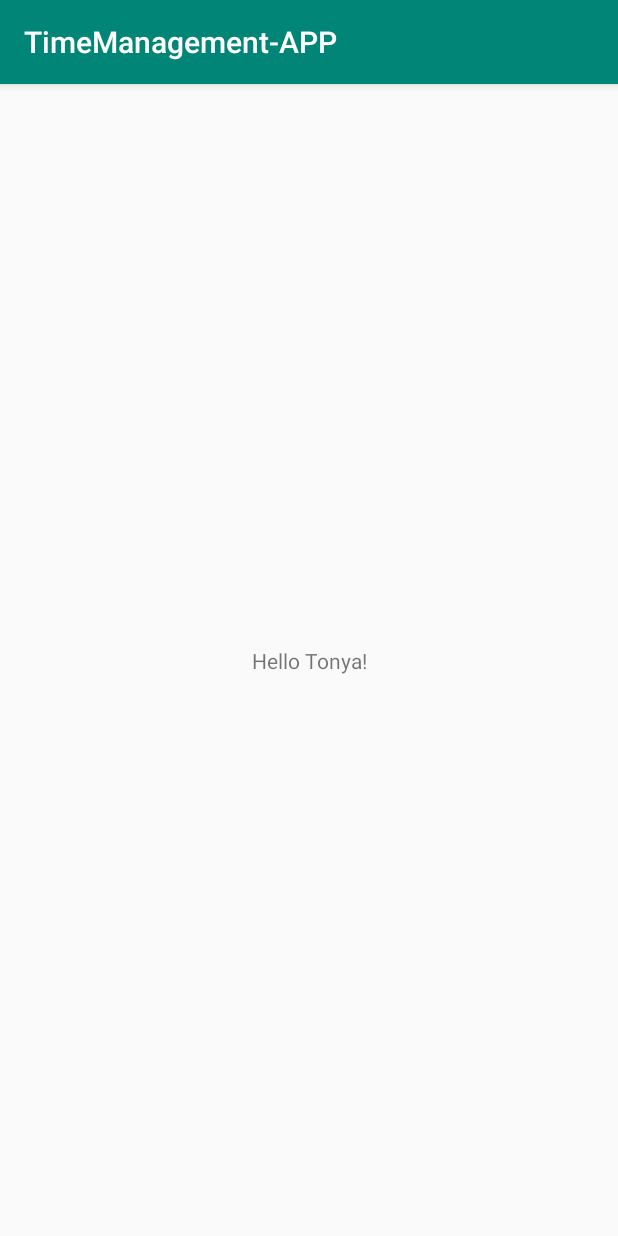
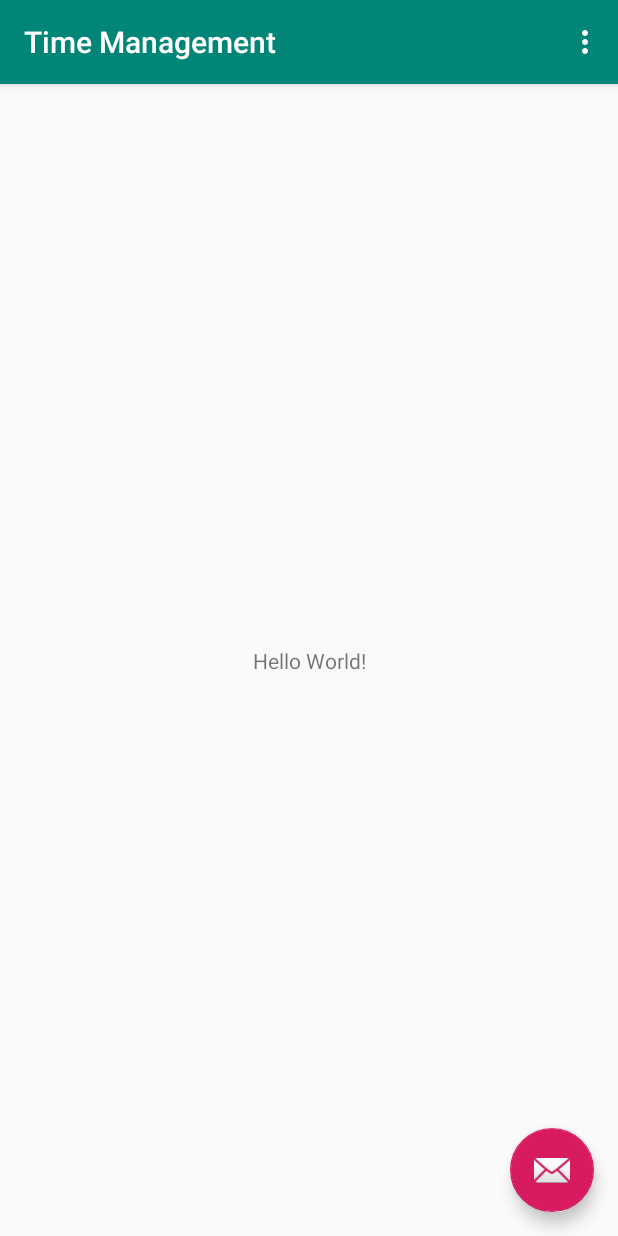
Before and after one commit to Gingerbread1213/Performance-Task, an Android app: the screen it shows after launch (MainActivity), on a phone screen of 412 x 824 dp. Run offline under Robolectric (Android 15) with nearby library versions, the phone set to English and light mode, and no system bars.

Commit message:
Initial commit

```diff
--- a/app/build.gradle
+++ b/app/build.gradle
@@ -4,7 +4,7 @@
     compileSdkVersion 29
     buildToolsVersion "29.0.2"
     defaultConfig {
-        applicationId "com.stem_project.timemanagement_app"
+        applicationId "org.erhs.stem.project.time_management"
         minSdkVersion 14
         targetSdkVersion 29
         versionCode 1
@@ -23,6 +23,7 @@
     implementation fileTree(dir: 'libs', include: ['*.jar'])
     implementation 'androidx.appcompat:appcompat:1.0.2'
     implementation 'androidx.constraintlayout:constraintlayout:1.1.3'
+    implementation 'com.google.android.material:material:1.0.0'
     testImplementation 'junit:junit:4.12'
     androidTestImplementation 'androidx.test.ext:junit:1.1.0'
     androidTestImplementation 'androidx.test.espresso:espresso-core:3.1.1'
--- /dev/null
+++ b/app/src/main/java/org/erhs/stem/project/time_management/MainActivity.java
@@ -0,0 +1,55 @@
+package org.erhs.stem.project.time_management;
+
+import android.os.Bundle;
+
+import com.google.android.material.floatingactionbutton.FloatingActionButton;
+import com.google.android.material.snackbar.Snackbar;
+
+import androidx.appcompat.app.AppCompatActivity;
+import androidx.appcompat.widget.Toolbar;
+
+import android.view.View;
+import android.view.Menu;
+import android.view.MenuItem;
+
+public class MainActivity extends AppCompatActivity {
+
+    @Override
+    protected void onCreate(Bundle savedInstanceState) {
+        super.onCreate(savedInstanceState);
+        setContentView(R.layout.activity_main);
+        Toolbar toolbar = findViewById(R.id.toolbar);
+        setSupportActionBar(toolbar);
+
+        FloatingActionButton fab = findViewById(R.id.fab);
+        fab.setOnClickListener(new View.OnClickListener() {
+            @Override
+            public void onClick(View view) {
+                Snackbar.make(view, "Replace with your own action", Snackbar.LENGTH_LONG)
+                        .setAction("Action", null).show();
+            }
+        });
+    }
+
+    @Override
+    public boolean onCreateOptionsMenu(Menu menu) {
+        // Inflate the menu; this adds items to the action bar if it is present.
+        getMenuInflater().inflate(R.menu.menu_main, menu);
+        return true;
+    }
+
+    @Override
+    public boolean onOptionsItemSelected(MenuItem item) {
+        // Handle action bar item clicks here. The action bar will
+        // automatically handle clicks on the Home/Up button, so long
+        // as you specify a parent activity in AndroidManifest.xml.
+        int id = item.getItemId();
+
+        //noinspection SimplifiableIfStatement
+        if (id == R.id.action_settings) {
+            return true;
+        }
+
+        return super.onOptionsItemSelected(item);
+    }
+}
--- a/app/src/main/res/layout/activity_main.xml
+++ b/app/src/main/res/layout/activity_main.xml
@@ -1,18 +1,33 @@
 <?xml version="1.0" encoding="utf-8"?>
-<androidx.constraintlayout.widget.ConstraintLayout xmlns:android="http://schemas.android.com/apk/res/android"
+<androidx.coordinatorlayout.widget.CoordinatorLayout xmlns:android="http://schemas.android.com/apk/res/android"
     xmlns:app="http://schemas.android.com/apk/res-auto"
     xmlns:tools="http://schemas.android.com/tools"
     android:layout_width="match_parent"
     android:layout_height="match_parent"
     tools:context=".MainActivity">
 
-    <TextView
+    <com.google.android.material.appbar.AppBarLayout
+        android:layout_width="match_parent"
+        android:layout_height="wrap_content"
+        android:theme="@style/AppTheme.AppBarOverlay">
+
+        <androidx.appcompat.widget.Toolbar
+            android:id="@+id/toolbar"
+            android:layout_width="match_parent"
+            android:layout_height="?attr/actionBarSize"
+            android:background="?attr/colorPrimary"
+            app:popupTheme="@style/AppTheme.PopupOverlay" />
+
+    </com.google.android.material.appbar.AppBarLayout>
+
+    <include layout="@layout/content_main" />
+
+    <com.google.android.material.floatingactionbutton.FloatingActionButton
+        android:id="@+id/fab"
         android:layout_width="wrap_content"
         android:layout_height="wrap_content"
-        android:text="Hello Tonya!"
-        app:layout_constraintBottom_toBottomOf="parent"
-        app:layout_constraintLeft_toLeftOf="parent"
-        app:layout_constraintRight_toRightOf="parent"
-        app:layout_constraintTop_toTopOf="parent" />
+        android:layout_gravity="bottom|end"
+        android:layout_margin="@dimen/fab_margin"
+        app:srcCompat="@android:drawable/ic_dialog_email" />
 
-</androidx.constraintlayout.widget.ConstraintLayout>
+</androidx.coordinatorlayout.widget.CoordinatorLayout>
--- /dev/null
+++ b/app/src/main/res/layout/content_main.xml
@@ -0,0 +1,20 @@
+<?xml version="1.0" encoding="utf-8"?>
+<androidx.constraintlayout.widget.ConstraintLayout xmlns:android="http://schemas.android.com/apk/res/android"
+    xmlns:app="http://schemas.android.com/apk/res-auto"
+    xmlns:tools="http://schemas.android.com/tools"
+    android:layout_width="match_parent"
+    android:layout_height="match_parent"
+    app:layout_behavior="@string/appbar_scrolling_view_behavior"
+    tools:context=".MainActivity"
+    tools:showIn="@layout/activity_main">
+
+    <TextView
+        android:layout_width="wrap_content"
+        android:layout_height="wrap_content"
+        android:text="Hello World!"
+        app:layout_constraintBottom_toBottomOf="parent"
+        app:layout_constraintLeft_toLeftOf="parent"
+        app:layout_constraintRight_toRightOf="parent"
+        app:layout_constraintTop_toTopOf="parent" />
+
+</androidx.constraintlayout.widget.ConstraintLayout>
--- /dev/null
+++ b/app/src/main/res/menu/menu_main.xml
@@ -0,0 +1,10 @@
+<menu xmlns:android="http://schemas.android.com/apk/res/android"
+    xmlns:app="http://schemas.android.com/apk/res-auto"
+    xmlns:tools="http://schemas.android.com/tools"
+    tools:context="org.erhs.stem.project.time_management.MainActivity">
+    <item
+        android:id="@+id/action_settings"
+        android:orderInCategory="100"
+        android:title="@string/action_settings"
+        app:showAsAction="never" />
+</menu>
--- /dev/null
+++ b/app/src/main/res/values/dimens.xml
@@ -0,0 +1,3 @@
+<resources>
+    <dimen name="fab_margin">16dp</dimen>
+</resources>
--- a/app/src/main/res/values/strings.xml
+++ b/app/src/main/res/values/strings.xml
@@ -1,3 +1,4 @@
 <resources>
-    <string name="app_name">TimeManagement-APP</string>
+    <string name="app_name">Time Management</string>
+    <string name="action_settings">Settings</string>
 </resources>
--- a/app/src/main/res/values/styles.xml
+++ b/app/src/main/res/values/styles.xml
@@ -8,4 +8,13 @@
         <item name="colorAccent">@color/colorAccent</item>
     </style>
 
+    <style name="AppTheme.NoActionBar">
+        <item name="windowActionBar">false</item>
+        <item name="windowNoTitle">true</item>
+    </style>
+
+    <style name="AppTheme.AppBarOverlay" parent="ThemeOverlay.AppCompat.Dark.ActionBar" />
+
+    <style name="AppTheme.PopupOverlay" parent="ThemeOverlay.AppCompat.Light" />
+
 </resources>
--- a/settings.gradle
+++ b/settings.gradle
@@ -1,2 +1,2 @@
 include ':app'
-rootProject.name='TimeManagement-APP'
+rootProject.name='Time Management'
```
Also changed, not shown: app/src/main/AndroidManifest.xml (+5 -2 lines), app/src/main/java/com/stem_project/timemanagement_app/MainActivity.java (deleted, +0 -14 lines), gradle/wrapper/gradle-wrapper.properties, 5 other files.
